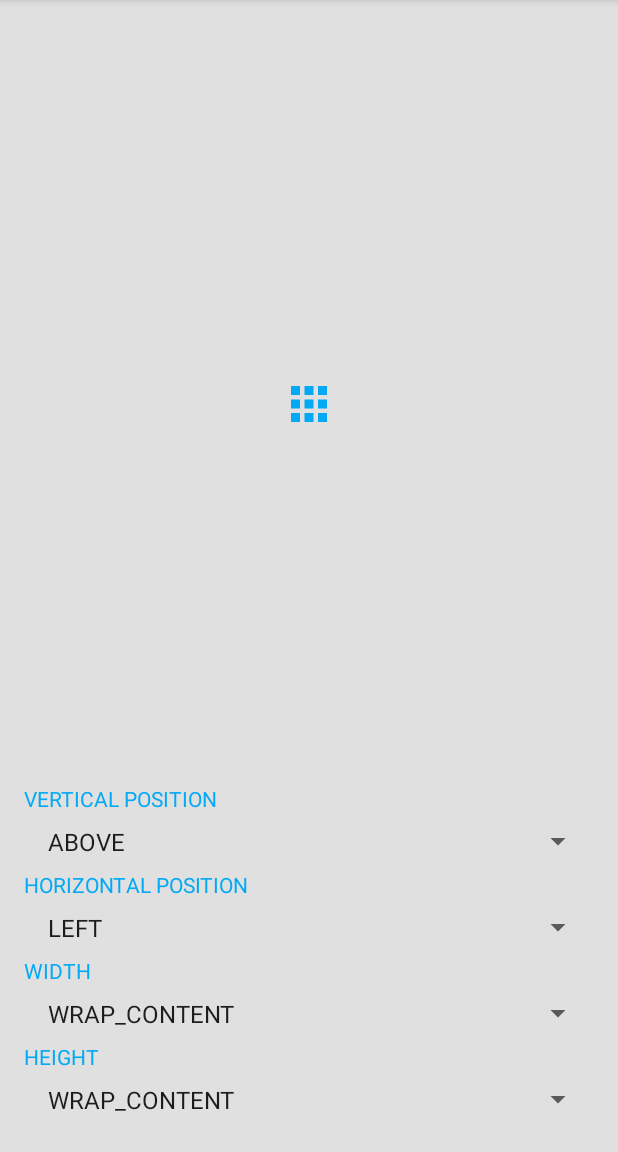
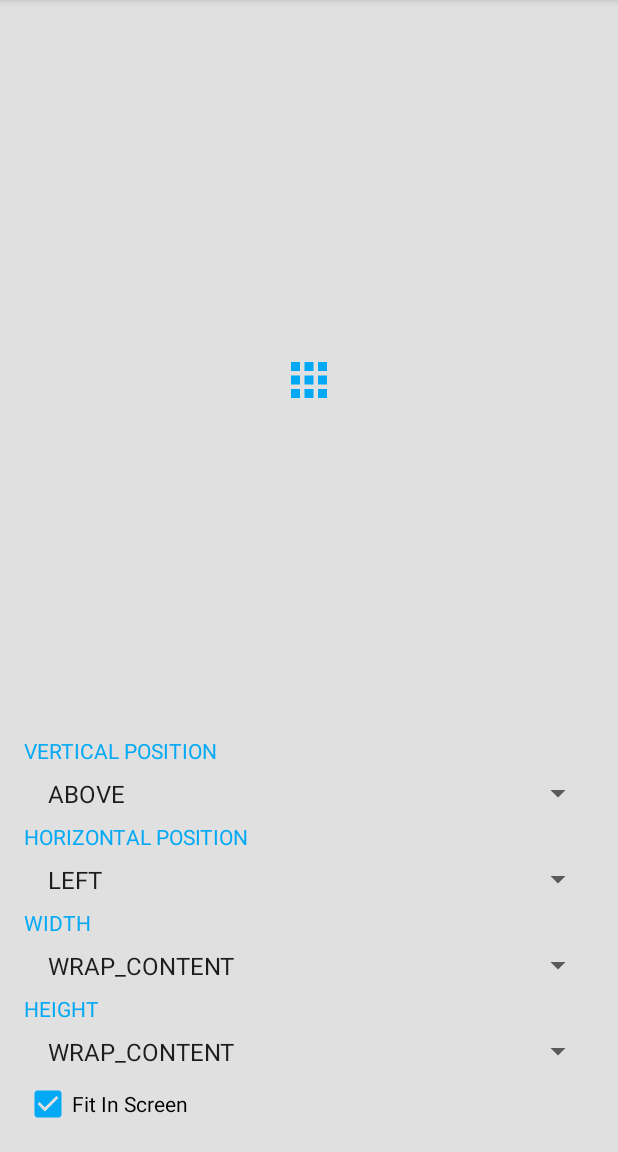
Before and after one commit to kakajika/RelativePopupWindow, an Android app: the screen it shows after launch (ExampleActivity), after a tap on an icon or button, on a phone screen of 412 x 824 dp, the part 84-1236 px from its top. Run offline under Robolectric (Android 15) with nearby library versions, the phone set to English and light mode, and no system bars.

Commit message:
Add example for control whether fit in screen or not

```diff
--- a/example/src/main/java/com/labo/kaji/relativepopupwindow/example/java/ExampleCardPopup.java
+++ b/example/src/main/java/com/labo/kaji/relativepopupwindow/example/java/ExampleCardPopup.java
@@ -31,8 +31,8 @@ public class ExampleCardPopup extends RelativePopupWindow {
     }
 
     @Override
-    public void showOnAnchor(@NonNull View anchor, int vertPos, int horizPos, int x, int y) {
-        super.showOnAnchor(anchor, vertPos, horizPos, x, y);
+    public void showOnAnchor(@NonNull View anchor, int vertPos, int horizPos, int x, int y, boolean fitInScreen) {
+        super.showOnAnchor(anchor, vertPos, horizPos, x, y, fitInScreen);
         if (Build.VERSION.SDK_INT >= Build.VERSION_CODES.LOLLIPOP) {
             circularReveal(anchor);
         }
--- a/example/src/main/kotlin/com/labo/kaji/relativepopupwindow/example/ExampleActivity.kt
+++ b/example/src/main/kotlin/com/labo/kaji/relativepopupwindow/example/ExampleActivity.kt
@@ -55,7 +55,8 @@ class ExampleActivity : AppCompatActivity() {
                 4 -> HorizontalPosition.RIGHT
                 else -> throw IllegalStateException()
             }
-            popup.showOnAnchor(view, vertPos, horizPos)
+            val fitInScreen = checkbox_fit_in_screen.isChecked
+            popup.showOnAnchor(view, vertPos, horizPos, fitInScreen)
         }
     }
 
--- a/example/src/main/kotlin/com/labo/kaji/relativepopupwindow/example/ExampleCardPopup.kt
+++ b/example/src/main/kotlin/com/labo/kaji/relativepopupwindow/example/ExampleCardPopup.kt
@@ -27,8 +27,8 @@ class ExampleCardPopup(context: Context) : RelativePopupWindow(context) {
         }
     }
 
-    override fun showOnAnchor(anchor: View, vertPos: Int, horizPos: Int, x: Int, y: Int) {
-        super.showOnAnchor(anchor, vertPos, horizPos, x, y)
+    override fun showOnAnchor(anchor: View, vertPos: Int, horizPos: Int, x: Int, y: Int, fitInScreen: Boolean) {
+        super.showOnAnchor(anchor, vertPos, horizPos, x, y, fitInScreen)
         if (Build.VERSION.SDK_INT >= Build.VERSION_CODES.LOLLIPOP) {
             circularReveal(anchor)
         }
--- a/example/src/main/res/layout/activity_example.xml
+++ b/example/src/main/res/layout/activity_example.xml
@@ -96,6 +96,14 @@
             android:padding="8dp"
             />
 
+        <CheckBox
+            android:id="@+id/checkbox_fit_in_screen"
+            android:layout_width="match_parent"
+            android:layout_height="wrap_content"
+            android:text="Fit In Screen"
+            android:checked="true"
+            />
+
     </LinearLayout>
 
 </LinearLayout>
```
Also changed, not shown: example/src/main/java/com/labo/kaji/relativepopupwindow/example/java/ExampleActivity.java (+5 -2 lines).
